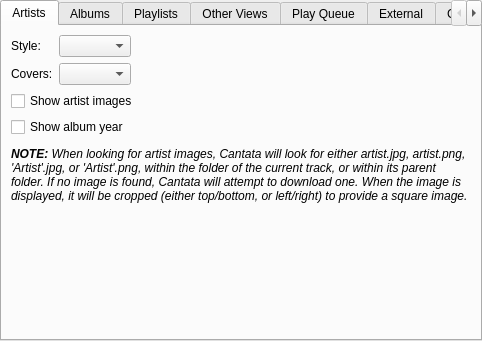
CDrummond/cantata, file gui/interfacesettings.ui: the form before one commit.
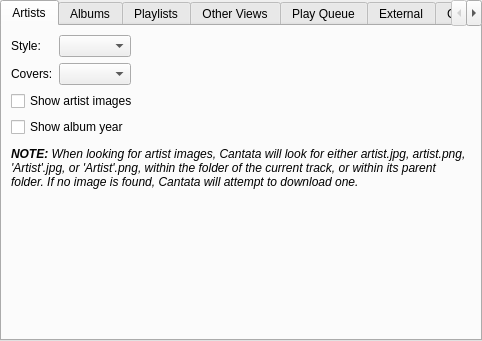
The form after the commit. Custom widgets are drawn as their Qt base class.

Commit message: No need to mention how image is cropped.

```diff
--- a/gui/interfacesettings.ui
+++ b/gui/interfacesettings.ui
@@ -100,7 +100,7 @@
          </property>
          <property name="text">
           <string>&lt;i&gt;&lt;b&gt;NOTE:&lt;/b&gt; When looking for artist images, Cantata will look for either artist.jpg, artist.png, 'Artist'.jpg, or 'Artist'.png,
-within the folder of the current track, or within its parent folder. If no image is found, Cantata will attempt to download one. When the image is displayed, it will be cropped (either top/bottom, or left/right) to provide a square image.&lt;/i&gt;</string>
+within the folder of the current track, or within its parent folder. If no image is found, Cantata will attempt to download one.&lt;/i&gt;</string>
          </property>
          <property name="alignment">
           <set>Qt::AlignLeading|Qt::AlignLeft|Qt::AlignTop</set>
```
